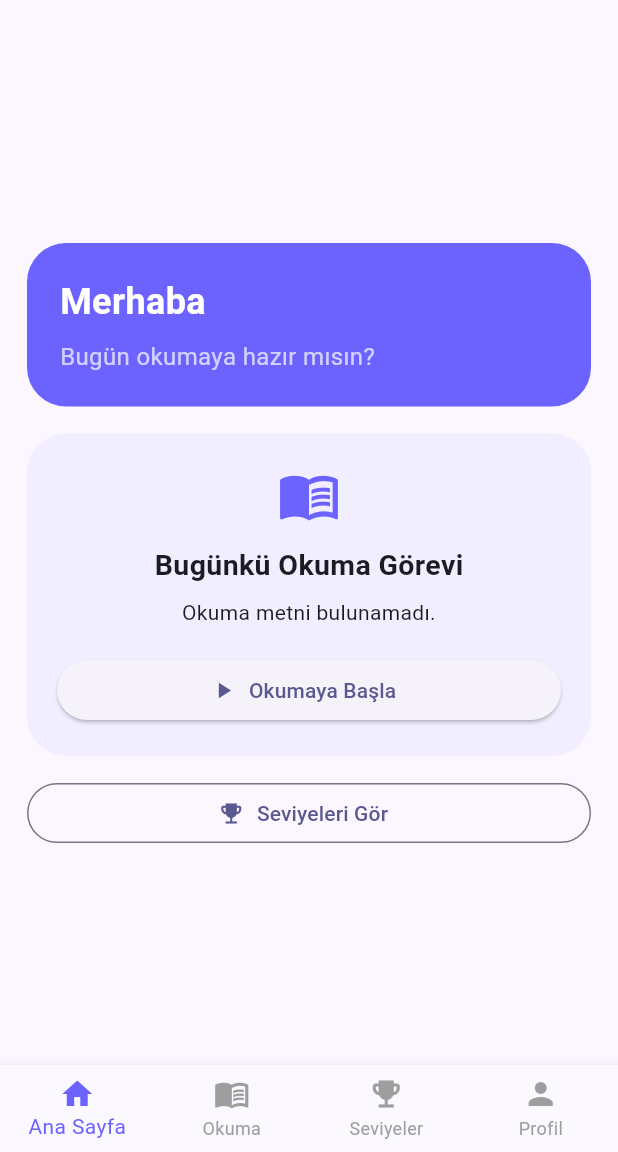
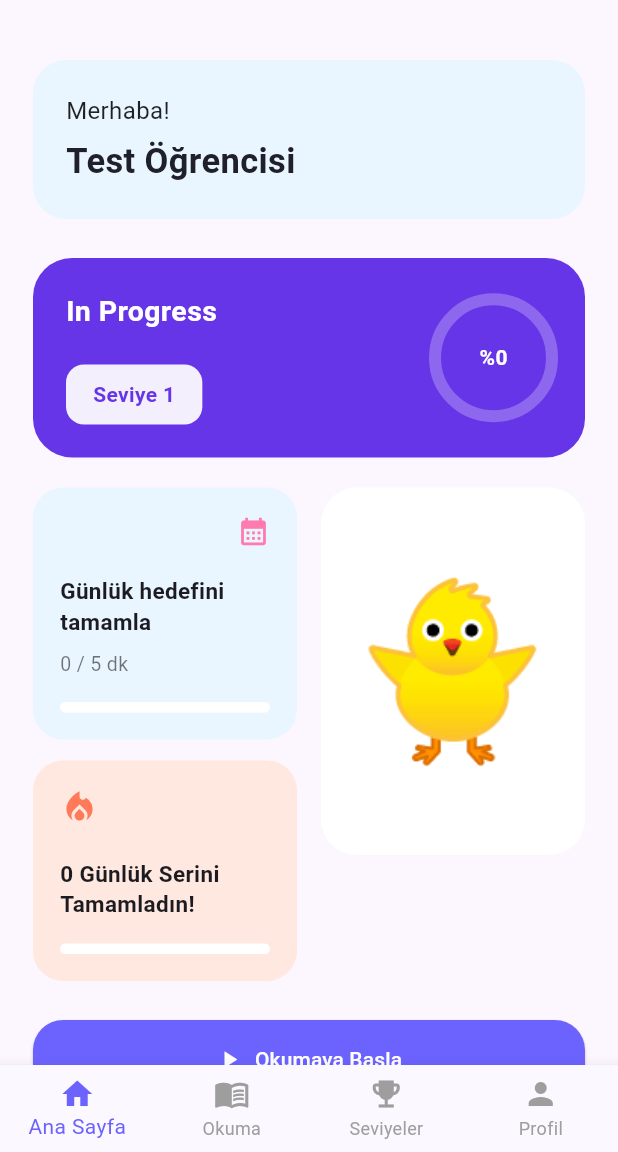
Before and after one commit to glhntrss/reading_buddy_project, a Flutter app: the screen it shows after launch, on a phone screen of 412 x 824 dp, the part 84-1236 px from its top. Run offline on Flutter 3.47's test engine with Material 3 defaults, Android fonts, the phone set to English and light mode, and no system bars; missing offline and left inert: record; network calls fail.

Commit message:
Değişiklikler güncellendi

```diff
--- a/mobile_app/lib/screens/home_page.dart
+++ b/mobile_app/lib/screens/home_page.dart
@@ -1,6 +1,11 @@
 import 'package:flutter/material.dart';
 
 import '../services/api_service.dart';
+import '../widgets/daily_goal_card.dart';
+import '../widgets/home_header_card.dart';
+import '../widgets/level_progress_card.dart';
+import '../widgets/mascot_card.dart';
+import '../widgets/streak_card.dart';
 
 class HomePage extends StatefulWidget {
   final VoidCallback onStartReading;
@@ -19,6 +24,10 @@ class HomePage extends StatefulWidget {
 class _HomePageState extends State<HomePage> {
   Map<String, dynamic>? student;
   Map<String, dynamic>? firstText;
+  Map<String, dynamic>? homeSummary;
+
+  List<dynamic> progress = [];
+
   bool isLoading = true;
 
   @override
@@ -32,11 +41,17 @@ class _HomePageState extends State<HomePage> {
       final students = await ApiService.getStudents();
 
       if (students.isNotEmpty) {
-        final texts = await ApiService.getStudentTexts(students.first["id"]);
+        final selectedStudent = students.first;
+        final texts = await ApiService.getStudentTexts(selectedStudent["id"]);
+        final studentProgress =
+            await ApiService.getStudentProgress(selectedStudent["id"]);
+        final summary = await ApiService.getHomeSummary(selectedStudent["id"]);
 
         setState(() {
-          student = students.first;
+          student = selectedStudent;
           firstText = texts.isNotEmpty ? texts.first : null;
+          progress = studentProgress;
+          homeSummary = summary;
           isLoading = false;
         });
       } else {
@@ -51,6 +66,27 @@ class _HomePageState extends State<HomePage> {
     }
   }
 
+  double calculateLevelProgress() {
+    if (student == null || progress.isEmpty) {
+      return 0.0;
+    }
+
+    final currentLevel = student!["current_level"] ?? 1;
+
+    final matched = progress.where(
+      (level) => level["level_id"] == currentLevel,
+    );
+
+    if (matched.isEmpty) {
+      return 0.0;
+    }
+
+    final level = matched.first;
+    final int bestStars = level["best_stars"] ?? 0;
+
+    return (bestStars / 3).clamp(0.0, 1.0);
+  }
+
   @override
   Widget build(BuildContext context) {
     if (isLoading) {
@@ -59,96 +95,112 @@ class _HomePageState extends State<HomePage> {
       );
     }
 
-    return SingleChildScrollView(
-      padding: const EdgeInsets.all(18),
+    final studentName = student?["name"] ?? "Test Öğrencisi";
+
+    final currentLevel =
+    ((homeSummary?["current_level"] ?? student?["current_level"] ?? 1) as num)
+        .toInt();
+
+    final levelProgress =
+    ((homeSummary?["level_progress"] ?? calculateLevelProgress()) as num)
+        .toDouble();
+
+    final dailyGoalMinutes =
+    ((homeSummary?["daily_goal_minutes"] ?? 5) as num).toInt();
+
+    final todayCompletedMinutes =
+    ((homeSummary?["today_completed_minutes"] ?? 0) as num).toInt();
+
+    final streakDays =
+    ((homeSummary?["streak_days"] ?? 0) as num).toInt();
+
+    return RefreshIndicator(
+      onRefresh: loadHomeData,
+      child: SingleChildScrollView(
+        physics: const AlwaysScrollableScrollPhysics(),
+        padding: const EdgeInsets.all(22),
         child: Column(
           crossAxisAlignment: CrossAxisAlignment.stretch,
           children: [
             const SizedBox(height: 18),
 
-          Container(
-            padding: const EdgeInsets.all(22),
-            decoration: BoxDecoration(
-              color: const Color(0xFF6C63FF),
-              borderRadius: BorderRadius.circular(26),
+            HomeHeaderCard(
+              studentName: studentName,
             ),
-            child: Column(
+
+            const SizedBox(height: 26),
+
+            LevelProgressCard(
+              currentLevel: currentLevel,
+              progress: levelProgress,
+            ),
+
+            const SizedBox(height: 20),
+
+            Row(
               crossAxisAlignment: CrossAxisAlignment.start,
               children: [
-                Text(
-                  student == null
-                      ? "Merhaba"
-                      : "Merhaba, ${student!["name"]}",
-                  style: const TextStyle(
-                    color: Colors.white,
-                    fontSize: 24,
-                    fontWeight: FontWeight.bold,
+                Expanded(
+                  child: Column(
+                    children: [
+                      DailyGoalCard(
+                        completedMinutes: todayCompletedMinutes,
+                        goalMinutes: dailyGoalMinutes,
                       ),
-                ),
-                const SizedBox(height: 8),
-                Text(
-                  student == null
-                      ? "Bugün okumaya hazır mısın?"
-                      : "Mevcut seviyen: ${student!["current_level"]}",
-                  style: const TextStyle(
-                    color: Colors.white70,
-                    fontSize: 16,
-                  ),
+
+                      const SizedBox(height: 14),
+
+                      StreakCard(
+                        streakDays: streakDays,
                       ),
                     ],
                   ),
                 ),
 
-          const SizedBox(height: 18),
+                const SizedBox(width: 16),
 
-          Container(
-            padding: const EdgeInsets.all(20),
-            decoration: BoxDecoration(
-              color: const Color(0xFFF1EFFF),
-              borderRadius: BorderRadius.circular(26),
+                const Expanded(
+                  child: MascotCard(),
                 ),
-            child: Column(
-              children: [
-                const Icon(
-                  Icons.menu_book,
-                  size: 42,
-                  color: Color(0xFF6C63FF),
+              ],
             ),
-                const SizedBox(height: 12),
-                const Text(
-                  "Bugünkü Okuma Görevi",
-                  style: TextStyle(
-                    fontSize: 19,
-                    fontWeight: FontWeight.bold,
+
+            const SizedBox(height: 26),
+
+            ElevatedButton.icon(
+              icon: const Icon(Icons.play_arrow),
+              label: Text(
+                firstText == null
+                    ? "Okumaya Başla"
+                    : "${firstText!["title"]} ile Başla",
+              ),
+              style: ElevatedButton.styleFrom(
+                backgroundColor: const Color(0xFF6C63FF),
+                foregroundColor: Colors.white,
+                padding: const EdgeInsets.symmetric(vertical: 16),
+                shape: RoundedRectangleBorder(
+                  borderRadius: BorderRadius.circular(20),
                 ),
               ),
-                const SizedBox(height: 8),
-                Text(
-                  firstText?["title"] ?? "Okuma metni bulunamadı.",
-                  textAlign: TextAlign.center,
-                ),
-                const SizedBox(height: 18),
-                SizedBox(
-                  width: double.infinity,
-                  child: ElevatedButton.icon(
-                    icon: const Icon(Icons.play_arrow),
-                    label: const Text("Okumaya Başla"),
               onPressed: widget.onStartReading,
             ),
+
+            const SizedBox(height: 12),
+
+            OutlinedButton.icon(
+              icon: const Icon(Icons.emoji_events),
+              label: const Text("Seviyeleri Gör"),
+              style: OutlinedButton.styleFrom(
+                padding: const EdgeInsets.symmetric(vertical: 15),
+                shape: RoundedRectangleBorder(
+                  borderRadius: BorderRadius.circular(20),
+                ),
+              ),
+              onPressed: widget.onOpenLevels,
             ),
           ],
         ),
       ),
-
-          const SizedBox(height: 14),
-
-          OutlinedButton.icon(
-            icon: const Icon(Icons.emoji_events),
-            label: const Text("Seviyeleri Gör"),
-            onPressed: widget.onOpenLevels,
-          ),
-        ],
-      ),
     );
   }
 }
--- a/mobile_app/lib/services/api_service.dart
+++ b/mobile_app/lib/services/api_service.dart
@@ -91,4 +91,16 @@ class ApiService {
 
     throw Exception("Ses analizi başarısız: $responseBody");
   }
+  static Future<Map<String, dynamic>> getHomeSummary(int studentId) async {
+  final response = await http
+      .get(Uri.parse("$baseUrl/home-summary/$studentId"))
+      .timeout(const Duration(seconds: 8));
+
+  if (response.statusCode == 200) {
+    final data = jsonDecode(response.body);
+    return data["summary"] ?? {};
+  }
+
+  throw Exception("Ana sayfa özeti alınamadı: ${response.body}");
 }
+}
--- /dev/null
+++ b/mobile_app/lib/widgets/daily_goal_card.dart
@@ -0,0 +1,66 @@
+import 'package:flutter/material.dart';
+
+class DailyGoalCard extends StatelessWidget {
+  final int completedMinutes;
+  final int goalMinutes;
+
+  const DailyGoalCard({
+    super.key,
+    required this.completedMinutes,
+    required this.goalMinutes,
+  });
+
+  @override
+  Widget build(BuildContext context) {
+    final progress = goalMinutes == 0
+        ? 0.0
+        : (completedMinutes / goalMinutes).clamp(0.0, 1.0);
+
+    return Container(
+      padding: const EdgeInsets.all(18),
+      decoration: BoxDecoration(
+        color: const Color(0xFFEAF6FF),
+        borderRadius: BorderRadius.circular(20),
+      ),
+      child: Column(
+        crossAxisAlignment: CrossAxisAlignment.start,
+        children: [
+          const Align(
+            alignment: Alignment.topRight,
+            child: Icon(
+              Icons.calendar_month,
+              size: 22,
+              color: Color(0xFFFF7AAE),
+            ),
+          ),
+          const SizedBox(height: 18),
+          const Text(
+            "Günlük hedefini tamamla",
+            style: TextStyle(
+              fontSize: 15,
+              fontWeight: FontWeight.bold,
+            ),
+          ),
+          const SizedBox(height: 8),
+          Text(
+            "$completedMinutes / $goalMinutes dk",
+            style: const TextStyle(
+              color: Colors.black54,
+              fontSize: 13,
+            ),
+          ),
+          const SizedBox(height: 16),
+          LinearProgressIndicator(
+            value: progress,
+            minHeight: 7,
+            borderRadius: BorderRadius.circular(20),
+            backgroundColor: Colors.white,
+            valueColor: const AlwaysStoppedAnimation<Color>(
+              Color(0xFF2196F3),
+            ),
+          ),
+        ],
+      ),
+    );
+  }
+}
--- /dev/null
+++ b/mobile_app/lib/widgets/home_header_card.dart
@@ -0,0 +1,43 @@
+import 'package:flutter/material.dart';
+
+class HomeHeaderCard extends StatelessWidget {
+  final String studentName;
+
+  const HomeHeaderCard({
+    super.key,
+    required this.studentName,
+  });
+
+  @override
+  Widget build(BuildContext context) {
+    return Container(
+      width: double.infinity,
+      padding: const EdgeInsets.all(22),
+      decoration: BoxDecoration(
+        color: const Color(0xFFEAF6FF),
+        borderRadius: BorderRadius.circular(22),
+      ),
+      child: Column(
+        crossAxisAlignment: CrossAxisAlignment.start,
+        children: [
+          const Text(
+            "Merhaba!",
+            style: TextStyle(
+              fontSize: 16,
+              color: Colors.black87,
+            ),
+          ),
+          const SizedBox(height: 6),
+          Text(
+            studentName,
+            style: const TextStyle(
+              fontSize: 23,
+              fontWeight: FontWeight.bold,
+              color: Color(0xFF20202A),
+            ),
+          ),
+        ],
+      ),
+    );
+  }
+}
--- /dev/null
+++ b/mobile_app/lib/widgets/level_progress_card.dart
@@ -0,0 +1,88 @@
+import 'package:flutter/material.dart';
+
+class LevelProgressCard extends StatelessWidget {
+  final int currentLevel;
+  final double progress;
+
+  const LevelProgressCard({
+    super.key,
+    required this.currentLevel,
+    required this.progress,
+  });
+
+  @override
+  Widget build(BuildContext context) {
+    final percent = (progress * 100).round();
+
+    return Container(
+      width: double.infinity,
+      padding: const EdgeInsets.all(22),
+      decoration: BoxDecoration(
+        color: const Color(0xFF6735E8),
+        borderRadius: BorderRadius.circular(26),
+      ),
+      child: Row(
+        children: [
+          Expanded(
+            child: Column(
+              crossAxisAlignment: CrossAxisAlignment.start,
+              children: [
+                const Text(
+                  "In Progress",
+                  style: TextStyle(
+                    color: Colors.white,
+                    fontSize: 19,
+                    fontWeight: FontWeight.bold,
+                  ),
+                ),
+                const SizedBox(height: 22),
+                Container(
+                  padding: const EdgeInsets.symmetric(
+                    horizontal: 18,
+                    vertical: 10,
+                  ),
+                  decoration: BoxDecoration(
+                    color: Colors.white.withValues(alpha: 0.92),
+                    borderRadius: BorderRadius.circular(12),
+                  ),
+                  child: Text(
+                    "Seviye $currentLevel",
+                    style: const TextStyle(
+                      color: Color(0xFF6735E8),
+                      fontWeight: FontWeight.bold,
+                    ),
+                  ),
+                ),
+              ],
+            ),
+          ),
+
+          Stack(
+            alignment: Alignment.center,
+            children: [
+              SizedBox(
+                width: 78,
+                height: 78,
+                child: CircularProgressIndicator(
+                  value: progress.clamp(0.0, 1.0),
+                  strokeWidth: 8,
+                  backgroundColor: Colors.white.withValues(alpha: 0.25),
+                  valueColor: const AlwaysStoppedAnimation<Color>(
+                    Colors.white,
+                  ),
+                ),
+              ),
+              Text(
+                "%$percent",
+                style: const TextStyle(
+                  color: Colors.white,
+                  fontWeight: FontWeight.bold,
+                ),
+              ),
+            ],
+          ),
+        ],
+      ),
+    );
+  }
+}
--- /dev/null
+++ b/mobile_app/lib/widgets/mascot_card.dart
@@ -0,0 +1,22 @@
+import 'package:flutter/material.dart';
+
+class MascotCard extends StatelessWidget {
+  const MascotCard({super.key});
+
+  @override
+  Widget build(BuildContext context) {
+    return Container(
+      height: 245,
+      decoration: BoxDecoration(
+        color: Colors.white,
+        borderRadius: BorderRadius.circular(24),
+      ),
+      child: const Center(
+        child: Text(
+          "🐥",
+          style: TextStyle(fontSize: 110),
+        ),
+      ),
+    );
+  }
+}
--- /dev/null
+++ b/mobile_app/lib/widgets/streak_card.dart
@@ -0,0 +1,52 @@
+import 'package:flutter/material.dart';
+
+class StreakCard extends StatelessWidget {
+  final int streakDays;
+
+  const StreakCard({
+    super.key,
+    required this.streakDays,
+  });
+
+  @override
+  Widget build(BuildContext context) {
+    final progress = (streakDays / 7).clamp(0.0, 1.0);
+
+    return Container(
+      padding: const EdgeInsets.all(18),
+      decoration: BoxDecoration(
+        color: const Color(0xFFFFE8DF),
+        borderRadius: BorderRadius.circular(20),
+      ),
+      child: Column(
+        crossAxisAlignment: CrossAxisAlignment.start,
+        children: [
+          const Icon(
+            Icons.local_fire_department,
+            color: Color(0xFFFF7A59),
+            size: 26,
+          ),
+          const SizedBox(height: 22),
+          Text(
+            "$streakDays Günlük Serini\nTamamladın!",
+            style: const TextStyle(
+              fontSize: 15,
+              fontWeight: FontWeight.bold,
+              height: 1.35,
+            ),
+          ),
+          const SizedBox(height: 16),
+          LinearProgressIndicator(
+            value: progress,
+            minHeight: 7,
+            borderRadius: BorderRadius.circular(20),
+            backgroundColor: Colors.white,
+            valueColor: const AlwaysStoppedAnimation<Color>(
+              Color(0xFFFF7A59),
+            ),
+          ),
+        ],
+      ),
+    );
+  }
+}
```
Also changed, not shown: 3 other files. Lines whose indentation alone changed are shown as unchanged.
